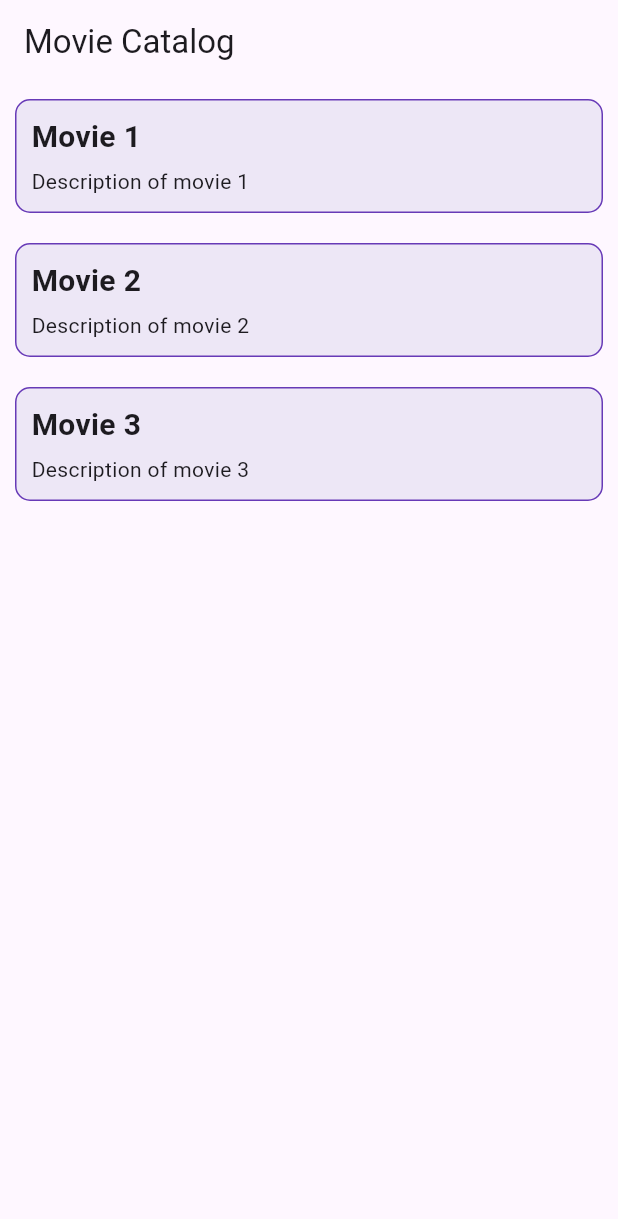
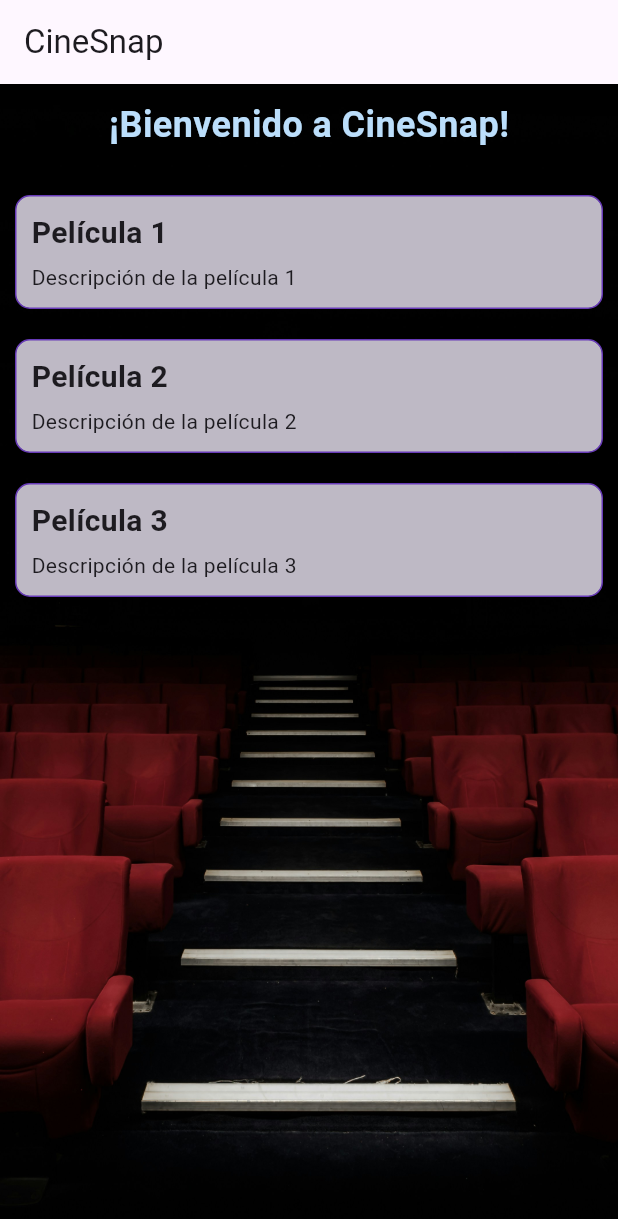
Before and after one commit to oewjnconec/LDSW_utilzandowidgets, a Flutter app: the screen it shows after launch, on a phone screen of 412 x 824 dp. Shown: the top 1219 px of the screen. Run offline on Flutter 3.47's test engine with Material 3 defaults, Android fonts, the phone set to English and light mode, and no system bars.

Commit message:
Subida inicial del proyecto CineSnap

```diff
--- a/lib/main.dart
+++ b/lib/main.dart
@@ -10,12 +10,12 @@ class MyApp extends StatelessWidget {
   @override
   Widget build(BuildContext context) {
     return MaterialApp(
-      title: 'Movie Catalog',
+      title: 'CineSnap',
       theme: ThemeData(
         colorScheme: ColorScheme.fromSeed(seedColor: Colors.deepPurple),
         useMaterial3: true,
       ),
-      home: const MyHomePage(title: 'Movie Catalog'),
+      home: const MyHomePage(title: 'CineSnap'),
     );
   }
 }
@@ -31,9 +31,9 @@ class MyHomePage extends StatefulWidget {
 
 class _MyHomePageState extends State<MyHomePage> {
   final List<Map<String, String>> movies = [
-    {"title": "Movie 1", "description": "Description of movie 1"},
-    {"title": "Movie 2", "description": "Description of movie 2"},
-    {"title": "Movie 3", "description": "Description of movie 3"},
+    {"title": "Película 1", "description": "Descripción de la película 1"},
+    {"title": "Película 2", "description": "Descripción de la película 2"},
+    {"title": "Película 3", "description": "Descripción de la película 3"},
   ];
 
   @override
@@ -42,14 +42,33 @@ class _MyHomePageState extends State<MyHomePage> {
       appBar: AppBar(
         title: Text(widget.title),
       ),
-      body: ListView.builder(
-        itemCount: movies.length,
-        itemBuilder: (context, index) {
-          return Container(
-            margin: const EdgeInsets.all(10),
+      body: Stack(
+        children: [
+          Positioned.fill(
+            child: Image.asset(
+              'assets/fondo.jpg',
+              fit: BoxFit.cover,
+            ),
+          ),
+          ListView(
+            padding: const EdgeInsets.all(10),
+            children: [
+              Center(
+                child: Text(
+                  '¡Bienvenido a CineSnap!',
+                  style: TextStyle(
+                    color: Colors.blue[100], // Color similar a AliceBlue
+                    fontSize: 24,
+                    fontWeight: FontWeight.bold,
+                  ),
+                ),
+              ),
+              const SizedBox(height: 20),
+              ...movies.map((movie) => Container(
+                margin: const EdgeInsets.symmetric(vertical: 10),
                 padding: const EdgeInsets.all(10),
                 decoration: BoxDecoration(
-              color: Colors.deepPurple[50],
+                  color: Colors.deepPurple[50]?.withOpacity(0.8),
                   border: Border.all(color: Colors.deepPurple),
                   borderRadius: BorderRadius.circular(10),
                 ),
@@ -57,18 +76,20 @@ class _MyHomePageState extends State<MyHomePage> {
                   crossAxisAlignment: CrossAxisAlignment.start,
                   children: [
                     Text(
-                  movies[index]['title']!,
+                      movie['title']!,
                       style: const TextStyle(
                         fontSize: 20,
                         fontWeight: FontWeight.bold,
                       ),
                     ),
                     const SizedBox(height: 5),
-                Text(movies[index]['description']!),
+                    Text(movie['description']!),
                   ],
                 ),
-          );
-        },
+              )).toList(),
+            ],
+          ),
+        ],
       ),
     );
   }
--- a/pubspec.yaml
+++ b/pubspec.yaml
@@ -31,7 +31,6 @@ dependencies:
   flutter:
     sdk: flutter
 
-
   # The following adds the Cupertino Icons font to your application.
   # Use with the CupertinoIcons class for iOS style icons.
   cupertino_icons: ^1.0.8
@@ -52,6 +51,9 @@ dev_dependencies:
 
 # The following section is specific to Flutter packages.
 flutter:
+
+  assets:
+    - assets/fondo.jpg
 
   # The following line ensures that the Material Icons font is
   # included with your application, so that you can use the icons in
```
Also changed, not shown: assets/fondo.jpg (added). Lines whose indentation alone changed are shown as unchanged.
